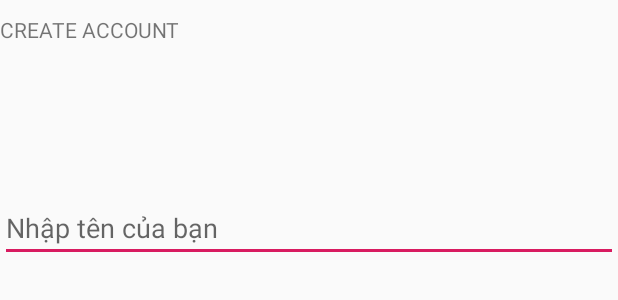
After one commit to khang30161/Practice, an Android app: the layout activity_login.xml on its own in the app's theme, with its tools: preview values and no code run, on a phone screen of 412 x 824 dp. The commit adds this screen. Shown: the top 300 px of the screen. Run offline under Robolectric (Android 15) with nearby library versions, the phone set to English and light mode, and no system bars.

Commit message:
Add_login

```diff
--- /dev/null
+++ b/app/src/main/res/layout/activity_login.xml
@@ -0,0 +1,29 @@
+<?xml version="1.0" encoding="utf-8"?>
+<android.support.constraint.ConstraintLayout
+    xmlns:android="http://schemas.android.com/apk/res/android" android:layout_width="match_parent"
+    android:layout_height="match_parent">
+    <LinearLayout
+        android:layout_width="match_parent"
+        android:layout_height="wrap_content"
+        android:orientation="vertical">
+    <TextView
+        android:id="@+id/line1"
+        android:layout_width="match_parent"
+        android:layout_height="wrap_content"
+        android:text="CREATE ACCOUNT"
+        android:layout_marginTop="10dp"
+        android:textColorHighlight="@color/cardview_dark_background"
+        />
+
+    <EditText
+        android:layout_width="match_parent"
+        android:layout_height="wrap_content"
+        android:id="@+id/et_main_act_login"
+        android:layout_marginTop="100dp"
+        android:hint="Nhập tên của bạn"/>
+
+
+    </LinearLayout>
+
+
+</android.support.constraint.ConstraintLayout>
--- a/app/src/main/res/layout/activity_main.xml
+++ b/app/src/main/res/layout/activity_main.xml
@@ -7,14 +7,14 @@
     tools:context=".MainActivity">
 
     <TextView
-        android:id="@+id/line2"
+        android:id="@+id/tv_act_main_login"
         android:layout_width="wrap_content"
         android:layout_height="wrap_content"
         android:layout_alignParentRight="true"
         android:layout_marginRight="20dp"
         android:hint="Login"/>
     <android.support.v7.widget.RecyclerView
-        android:layout_below="@+id/line2"
+        android:layout_below="@+id/tv_act_main_login"
         android:id="@+id/main_act_rv"
         android:layout_width="wrap_content"
         android:layout_marginVertical="20dp"
```
Also changed, not shown: app/src/main/java/com/example/preferences/shared/khang/practice/MainActivity.java (+70 -4 lines), app/src/main/java/com/example/preferences/shared/khang/practice/Share_login.java (added, +61 -0 lines).
